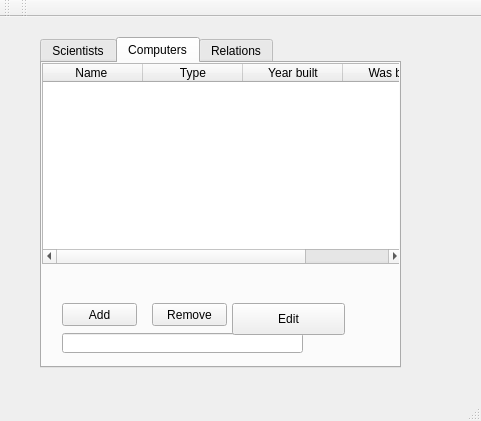
First picture: the form in week3/mainwindow.ui, repository Hopur29/vika3, before the edit.
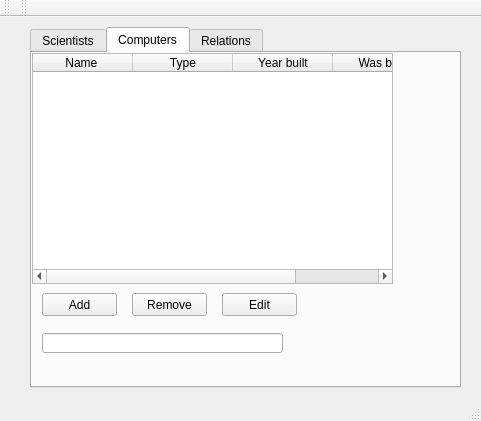
Second picture: the form after the edit. The open tabs and pages were chosen to show the change.

The edit to the form file:
```diff
--- a/week3/mainwindow.ui
+++ b/week3/mainwindow.ui
@@ -17,10 +17,10 @@
    <widget class="QTabWidget" name="tab">
     <property name="geometry">
      <rect>
-      <x>40</x>
-      <y>20</y>
-      <width>361</width>
-      <height>331</height>
+      <x>30</x>
+      <y>10</y>
+      <width>431</width>
+      <height>361</height>
      </rect>
     </property>
     <property name="currentIndex">
@@ -142,7 +142,7 @@
      <widget class="QPushButton" name="addComputer">
       <property name="geometry">
        <rect>
-        <x>20</x>
+        <x>10</x>
         <y>240</y>
         <width>75</width>
         <height>23</height>
@@ -155,7 +155,7 @@
      <widget class="QPushButton" name="removeComputer">
       <property name="geometry">
        <rect>
-        <x>110</x>
+        <x>100</x>
         <y>240</y>
         <width>75</width>
         <height>23</height>
@@ -168,8 +168,8 @@
      <widget class="QLineEdit" name="SearchComputer">
       <property name="geometry">
        <rect>
-        <x>20</x>
-        <y>270</y>
+        <x>10</x>
+        <y>280</y>
         <width>241</width>
         <height>20</height>
        </rect>
@@ -181,7 +181,7 @@
         <x>0</x>
         <y>0</y>
         <width>361</width>
-        <height>201</height>
+        <height>231</height>
        </rect>
       </property>
       <column>
@@ -210,8 +210,8 @@
        <rect>
         <x>190</x>
         <y>240</y>
-        <width>113</width>
-        <height>32</height>
+        <width>75</width>
+        <height>23</height>
        </rect>
       </property>
       <property name="text">
```
Left out of the diff: 2 changed lines with no effect on the pictures.
